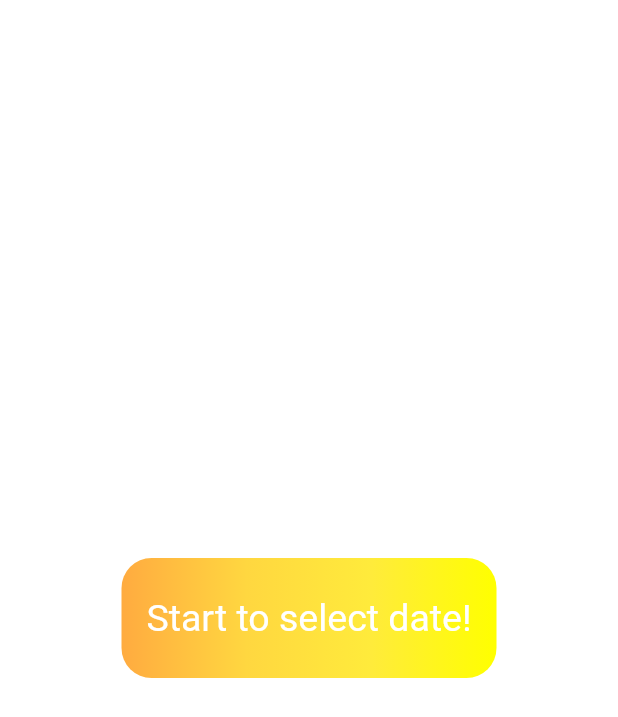
After one commit to cloudfly111/MVVMF, a Flutter app: the screen it shows after launch, after a tap on "Select Date!", on a phone screen of 412 x 824 dp. The commit adds this screen. Shown: the top 717 px of the screen. Run offline on Flutter 3.47's test engine with Material 2 defaults, Android fonts, the phone set to English and light mode, and no system bars.

Commit message:
try to add internationalization feature(DatePicker) , especially for Taiwan

```diff
--- a/lib/main.dart
+++ b/lib/main.dart
@@ -1,79 +1,73 @@
+import 'package:flutter/foundation.dart';
 import 'package:flutter/material.dart';
+import 'package:flutter_localizations/flutter_localizations.dart';
+import 'package:intl/intl.dart' as intl;
+import 'package:mvvmf/screen/SelectDateScreen.dart';
+import 'package:mvvmf/widget/CustomButton.dart';
 
 //Flutter 主程式 : 程式進入點
 void main() {
   runApp(// runApp() function is the root of widget tree
       MaterialApp(
+    // try to add internationalization feature , especially for Taiwan
+    ///source: https://flutter.cn/docs/accessibility-and-localization/internationalization
+    localizationsDelegates: [
+      // GlobalMaterialLocalizations.delegate,
+      GlobalWidgetsLocalizations.delegate,
+      GlobalCupertinoLocalizations.delegate,
+      TaiwanLocalizationsDelegate(),
+    ],
+    supportedLocales: [
+        Locale.fromSubtags(
+            languageCode: 'zh', scriptCode: 'Hant', countryCode: 'TW'),
+    ],
+    // locale: Locale.fromSubtags(
+    //     languageCode: 'zh', scriptCode: 'Hant', countryCode: 'TW'),
+    debugShowCheckedModeBanner: false,
     // the first layer is MaterialApp widget
     // the second layer is Container widget for display 'Hello World' title and two buttons
-    home: Container(
+    home: HomeScreen(),
+  ));
+}
+
+class HomeScreen extends StatefulWidget{
+  @override
+  State<HomeScreen> createState() => _HomeScreenState();
+}
+
+class _HomeScreenState extends State<HomeScreen>{
+  @override
+  Widget build(BuildContext context) {
+    return Container(
       //set the top padding to 200
-      padding: EdgeInsets.only(top: 200),
-      //set the main background color as white
-      color: Colors.white,
+        padding: EdgeInsets.only(top: 200),
+        //set the main background color as white
+        color: Colors.white,
         // set the position of widget to horizontal center
         child: Row(
           mainAxisAlignment: MainAxisAlignment.center,
           children: [
             // set widget order by vertical
             Column(
-              children: [MyText(),Padding(padding: EdgeInsets.all(50)),MyButton("Login"), MyButton("Register")],
+              children: [
+                MyText(),
+                MyButton("Login"),
+                MyButton("Register"),
+                GestureDetector(
+                  onTap: () {
+                    Navigator.of(context).push(MaterialPageRoute(builder: (context){
+                      return SelectDateScreen();
+                    }));
+                  },
+                  child: MyButton("Select Date!"),
+                ),
+              ],
             ),
           ],
-        )),
-  ));
-}
-
-//create button with padding in both outside and inside
-// green background-color , white font-color , rounded border and shadow
-class MyButton extends StatelessWidget{
-  //the title of button
-  String title ='';
-  MyButton(String title) : this.title = title;
-
-  @override
-  Widget build(BuildContext context) {
-    // set outside padding as 10
-    return Padding(
-      padding: EdgeInsets.all(10),
-      //set the width and height of button as 50 and 120 respectively
-      child: SizedBox(
-          height: 50,
-          width: 120,
-          child: Container(
-            //set inside padding as 8
-            padding: EdgeInsets.all(8.0),
-            //set the background color as green, border rounded , shadow under the button
-            decoration: BoxDecoration(
-              color: Colors.lime,
-              borderRadius: BorderRadius.all(Radius.circular(10)),
-              boxShadow: [
-                BoxShadow(
-                    color: Colors.black12, offset: Offset.fromDirection(20,5))
-              ],
-            ),
-            //set the style of text of button
-            child: Text(
-              title,
-              //set the text placed on horizontal center
-              textAlign: TextAlign.center,
-              //set the flow of text is from left to right
-              textDirection: TextDirection.ltr,
-              style: TextStyle(
-                // set font color as white
-                  color: Colors.white,
-                  // set the size of font as 20
-                  fontSize: 20,
-                  // set text without underline
-                  decoration: TextDecoration.none,
-              ),
-            ),
-          )),
-    );
+        ));
   }
 
 }
-
 
 /// create a class MyText to set the postion of text and text style.
 class MyText extends StatelessWidget {
@@ -113,3 +107,62 @@ class MyText extends StatelessWidget {
     );
   }
 }
+
+class TaiwanLocalizationsDelegate extends LocalizationsDelegate<MaterialLocalizations>{
+  @override
+  bool isSupported(Locale locale) {
+    print("locale = ${locale ==
+        Locale.fromSubtags(
+            languageCode: 'zh', scriptCode: 'Hant', countryCode: 'TW')}");
+    return locale ==
+        Locale.fromSubtags(
+            languageCode: 'zh', scriptCode: 'Hant', countryCode: 'TW');
+  }
+
+  @override
+  Future<MaterialLocalizationZhHantTw> load(Locale locale) {
+    final String localeName =
+    intl.Intl.canonicalizedLocale(locale.toString());
+    assert(
+    locale.toString() == localeName,
+    'Flutter does not support the non-standard locale form $locale (which '
+        'might be $localeName',
+    );
+
+    intl.DateFormat fullYearFormat;
+    intl.DateFormat compactDateFormat;
+    intl.DateFormat shortDateFormat;
+    intl.DateFormat shortMonthDayFormat;
+    intl.DateFormat mediumDateFormat;
+    intl.DateFormat longDateFormat;
+    intl.DateFormat yearMonthFormat;
+    intl.NumberFormat decimalFormat;
+    intl.NumberFormat twoDigitZeroPaddedFormat;
+
+    // fullYearFormat = intl.DateFormat.y(localeName);
+    fullYearFormat = intl.DateFormat.y(localeName);
+    compactDateFormat = intl.DateFormat.yMd(localeName);
+    shortDateFormat = intl.DateFormat.yMMMd(localeName);
+    shortMonthDayFormat = intl.DateFormat.MMMd(localeName);
+    mediumDateFormat = intl.DateFormat.MMMEd(localeName);
+    longDateFormat = intl.DateFormat.yMMMMEEEEd(localeName);
+
+    // yearMonthFormat = intl.DateFormat.yMMMM(localeName).addPattern("","");///2023年6月
+    yearMonthFormat = yMMMMtoTW();///2023年6月
+
+    decimalFormat = intl.NumberFormat.decimalPattern(localeName);//day in calender
+    twoDigitZeroPaddedFormat = intl.NumberFormat('00', localeName);
+
+    return SynchronousFuture(MaterialLocalizationZhHantTw(fullYearFormat: fullYearFormat, compactDateFormat: compactDateFormat, shortDateFormat: shortDateFormat, mediumDateFormat: mediumDateFormat, longDateFormat: longDateFormat, yearMonthFormat: yearMonthFormat, shortMonthDayFormat: shortMonthDayFormat, decimalFormat: decimalFormat, twoDigitZeroPaddedFormat: twoDigitZeroPaddedFormat));
+  }
+
+  intl.DateFormat yMMMMtoTW(){
+    return intl.DateFormat("民國 y 年 M 月");
+  }
+
+  @override
+  bool shouldReload(covariant LocalizationsDelegate<MaterialLocalizations> old) {
+   return true;
+  }
+
+}
--- /dev/null
+++ b/lib/screen/SelectDateScreen.dart
@@ -0,0 +1,80 @@
+
+import 'package:flutter/cupertino.dart';
+import 'package:flutter/material.dart';
+
+///screen for selecting date
+
+class SelectDateScreen extends StatefulWidget{
+  @override
+  State<SelectDateScreen> createState() => _SelectDateScreenState();
+}
+
+class _SelectDateScreenState extends State<SelectDateScreen>{
+  @override
+  Widget build(BuildContext context) {
+    Size size = MediaQuery.of(context).size;
+
+    ///source: https://api.flutter.dev/flutter/material/TextButton-class.html
+    return Container(
+        height: size.height,
+        color: Colors.white,
+        child: _wSelectDateButton()
+    )
+    ;
+  }
+  Widget _wSelectDateButton(){
+    return ClipRRect(
+      borderRadius: BorderRadius.circular(10),
+      child: Stack(
+        alignment: Alignment.center,
+        children: [
+          Positioned(
+            child: Container(
+              height: 80,
+              width: 250,
+              decoration: BoxDecoration(
+                borderRadius:BorderRadius.circular(20),
+                gradient: LinearGradient(
+                  colors: <Color>[
+                    Colors.orangeAccent,
+                    Colors.amberAccent,
+                    Colors.yellow,
+                    Colors.yellowAccent,
+                  ],
+                ),
+              ),
+            ),
+          ),
+          TextButton(
+            style: TextButton.styleFrom(
+              foregroundColor: Colors.white,
+              padding: const EdgeInsets.all(16.0),
+              textStyle: TextStyle(
+                color: Colors.white,
+                fontSize: 25,
+              ),
+            ),
+            onPressed: () async {
+              print("Pressed");
+              DateTime? picker = await showDatePicker(
+                  context: context,
+                  locale: Locale.fromSubtags(
+                      languageCode: 'zh',
+                      scriptCode: 'Hant',
+                      countryCode: 'TW'),
+                  initialDate: DateTime.now(),
+                  firstDate: DateTime(2010),
+                  lastDate: DateTime(2024));
+              print("Select Date: ${picker!.year}-${picker!.month.toString().padLeft(2,"0")}-${picker!.day.toString().padLeft(2,"0")}");
+
+            },
+            child: Text(
+              "Start to select date!",
+            ),
+          ),
+        ],
+      ),
+    );
+  }
+
+}
--- /dev/null
+++ b/lib/widget/CustomButton.dart
@@ -0,0 +1,52 @@
+import 'package:flutter/cupertino.dart';
+import 'package:flutter/material.dart';
+
+//create button with padding in both outside and inside
+// green background-color , white font-color , rounded border and shadow
+class MyButton extends StatelessWidget{
+  //the title of button
+  String title ='';
+  MyButton(String title) : this.title = title;
+
+  @override
+  Widget build(BuildContext context) {
+    // set outside padding as 10
+    return Padding(
+      padding: EdgeInsets.all(10),
+      //set the width and height of button as 50 and 120 respectively
+      child: SizedBox(
+          height: 50,
+          width: 200,
+          child: Container(
+            //set inside padding as 8
+            padding: EdgeInsets.all(8.0),
+            //set the background color as green, border rounded , shadow under the button
+            decoration: BoxDecoration(
+              color: Colors.lime,
+              borderRadius: BorderRadius.all(Radius.circular(10)),
+              boxShadow: [
+                BoxShadow(
+                    color: Colors.black12, offset: Offset.fromDirection(20,5))
+              ],
+            ),
+            //set the style of text of button
+            child: Text(
+              title,
+              //set the text placed on horizontal center
+              textAlign: TextAlign.center,
+              //set the flow of text is from left to right
+              textDirection: TextDirection.ltr,
+              style: TextStyle(
+                // set font color as white
+                color: Colors.white,
+                // set the size of font as 20
+                fontSize: 20,
+                // set text without underline
+                decoration: TextDecoration.none,
+              ),
+            ),
+          )),
+    );
+  }
+
+}
--- a/pubspec.yaml
+++ b/pubspec.yaml
@@ -35,6 +35,10 @@ dependencies:
   # The following adds the Cupertino Icons font to your application.
   # Use with the CupertinoIcons class for iOS style icons.
   cupertino_icons: ^1.0.2
+
+  flutter_localizations:
+    sdk: flutter
+  intl: any
 
 dev_dependencies:
   flutter_test:
```
Also changed, not shown: pubspec.lock.
